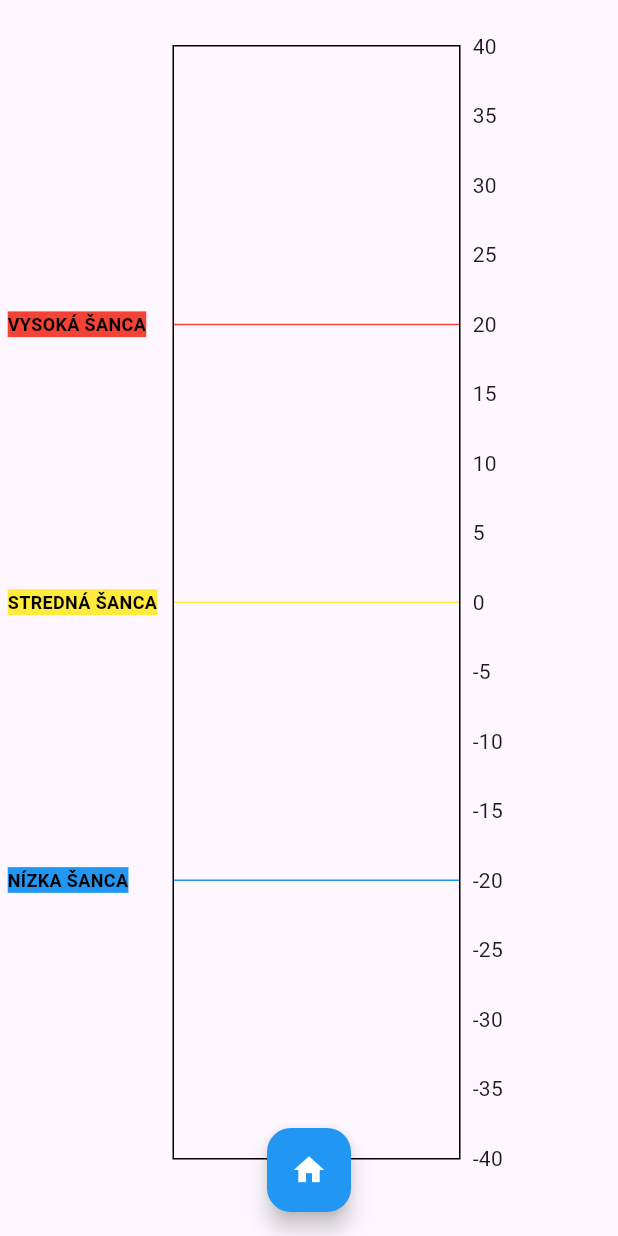
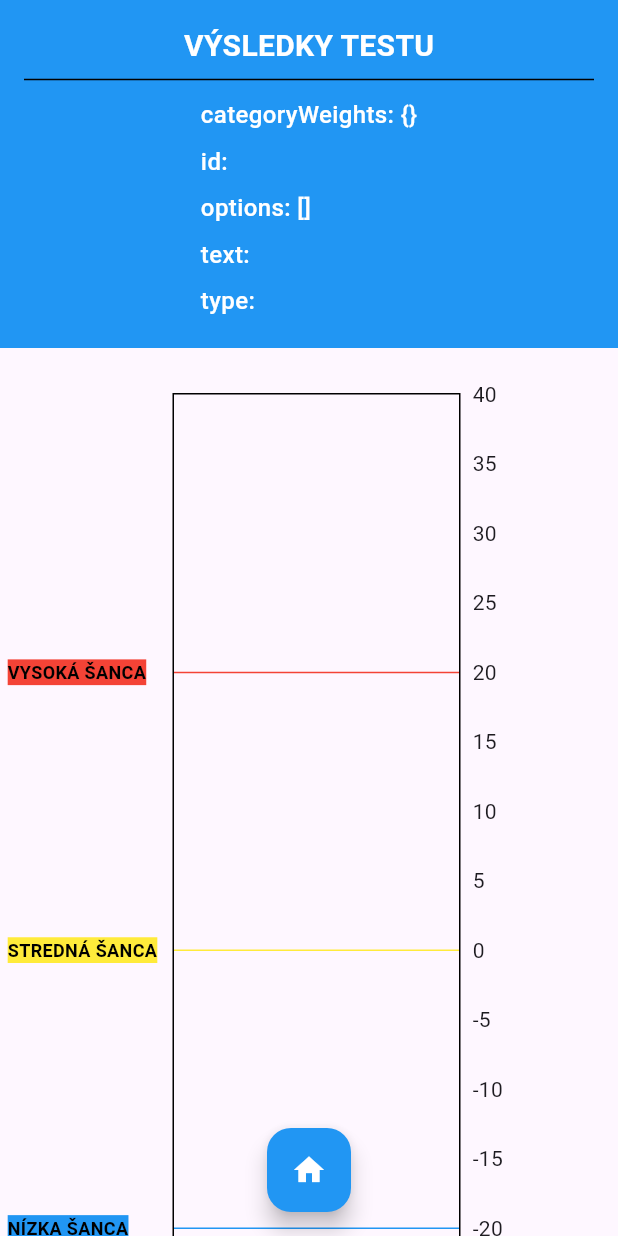
Before and after one commit to fsmehyl/mass, a Flutter app: the HorizontalBarChartWithLevels screen opened directly with empty values, on a phone screen of 412 x 824 dp. Run offline on Flutter 3.47's test engine with Material 3 defaults, Android fonts, the phone set to English and light mode, and no system bars; drawn by our look-alikes of fl_chart; our stand-ins replace flutter_form_builder.

Commit message:
tryin to be better...

```diff
--- a/lib/graph.dart
+++ b/lib/graph.dart
@@ -4,8 +4,13 @@ import 'package:mass/home_page.dart';
 
 class HorizontalBarChartWithLevels extends StatefulWidget {
   final List<double> values;
+  final Map<String, dynamic> answers; // Prijímame odpovede ako parameter
 
-  const HorizontalBarChartWithLevels({super.key, required this.values});
+  const HorizontalBarChartWithLevels({
+    super.key,
+    required this.values,
+    required this.answers, // Odovzdáme odpovede
+  });
 
   @override
   State<HorizontalBarChartWithLevels> createState() =>
@@ -41,7 +46,45 @@ class _HorizontalBarChartWithLevelsState
       floatingActionButtonLocation: FloatingActionButtonLocation.centerFloat,
       body: SingleChildScrollView(
         child: Center(
-          child: SizedBox(
+          child: Column(
+            children: <Widget>[
+              // Container s informáciami o používateľovi (odpovede)
+              Container(
+                color: const Color.fromRGBO(33, 150, 243, 1),
+                width: double.infinity,
+                padding: const EdgeInsets.all(16.0),
+                child: Column(
+                  children: [
+                    Text(
+                      'VÝSLEDKY TESTU',
+                      style: TextStyle(
+                        color: Color.fromARGB(255, 255, 255, 255),
+                        fontWeight: FontWeight.bold,
+                        fontSize: 20,
+                      ),
+                    ),
+                    const Divider(),
+                    // Zobrazenie odpovedí o používateľovi
+                    Column(
+                      crossAxisAlignment: CrossAxisAlignment.start,
+                      children: widget.answers.entries.map((entry) {
+                        return Padding(
+                          padding: const EdgeInsets.symmetric(vertical: 4.0),
+                          child: Text(
+                            '${entry.key}: ${entry.value}',
+                            style: TextStyle(
+                              color: Colors.white,
+                              fontSize: 16,
+                              fontWeight: FontWeight.w500,
+                            ),
+                          ),
+                        );
+                      }).toList(),
+                    ),
+                  ],
+                ),
+              ),
+              SizedBox(
                 height: 800,
                 width: 1000,
                 child: Padding(
@@ -250,6 +293,8 @@ class _HorizontalBarChartWithLevelsState
                   ),
                 ),
               ),
+            ],
+          ),
         ),
       ),
     );
```
Also changed, not shown: lib/formBuilderPackage.dart (+37 -4 lines), 1 other file. Lines whose indentation alone changed are shown as unchanged.
